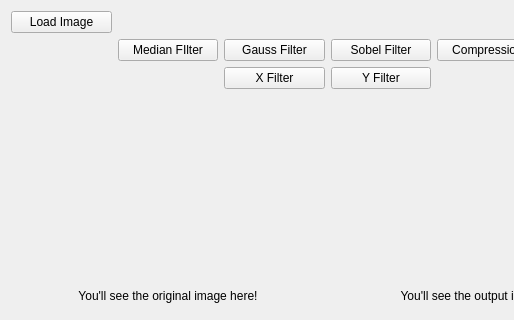
The window that project_filter_gui/mainwindow.ui (MATF-RS19/RS020-proj3ctf1lter) describes before a commit, drawn with Qt 5; both pictures show x 0 to 514 and y 0 to 320 of the 655 by 507 pixel window.
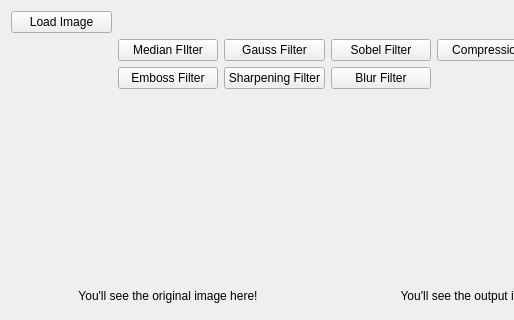
The same window after the commit.

Commit message: Added more filters [Sharpening, Blur, Emboss]

The edit to the form file:
```diff
--- a/project_filter_gui/mainwindow.ui
+++ b/project_filter_gui/mainwindow.ui
@@ -60,14 +60,14 @@
     <item row="2" column="2">
      <widget class="QPushButton" name="button_filter_X">
       <property name="text">
-       <string>X Filter</string>
+       <string>Sharpening Filter</string>
       </property>
      </widget>
     </item>
     <item row="2" column="3">
      <widget class="QPushButton" name="button_filter_Y">
       <property name="text">
-       <string>Y Filter</string>
+       <string>Blur Filter</string>
       </property>
      </widget>
     </item>
@@ -103,6 +103,13 @@
       </property>
      </widget>
     </item>
+    <item row="2" column="1">
+     <widget class="QPushButton" name="button_filter_emboss">
+      <property name="text">
+       <string>Emboss Filter</string>
+      </property>
+     </widget>
+    </item>
    </layout>
   </widget>
  </widget>
```
Left out of the diff: 4 changed lines with no effect on the pictures. The commit also changes 2 other files.
